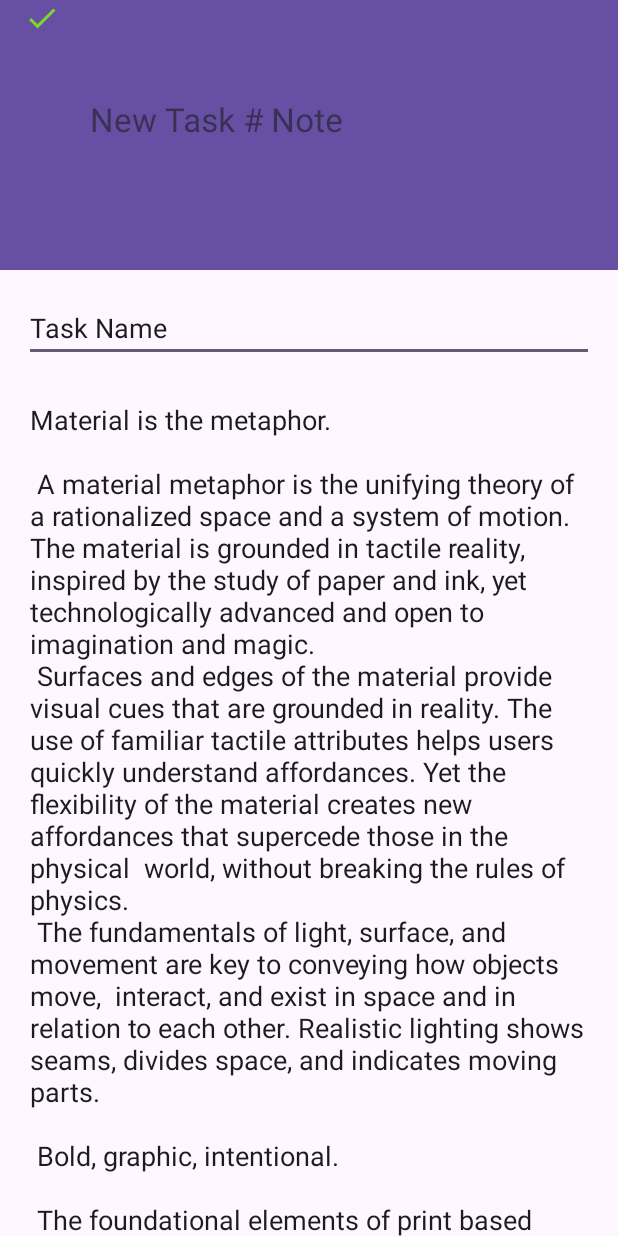
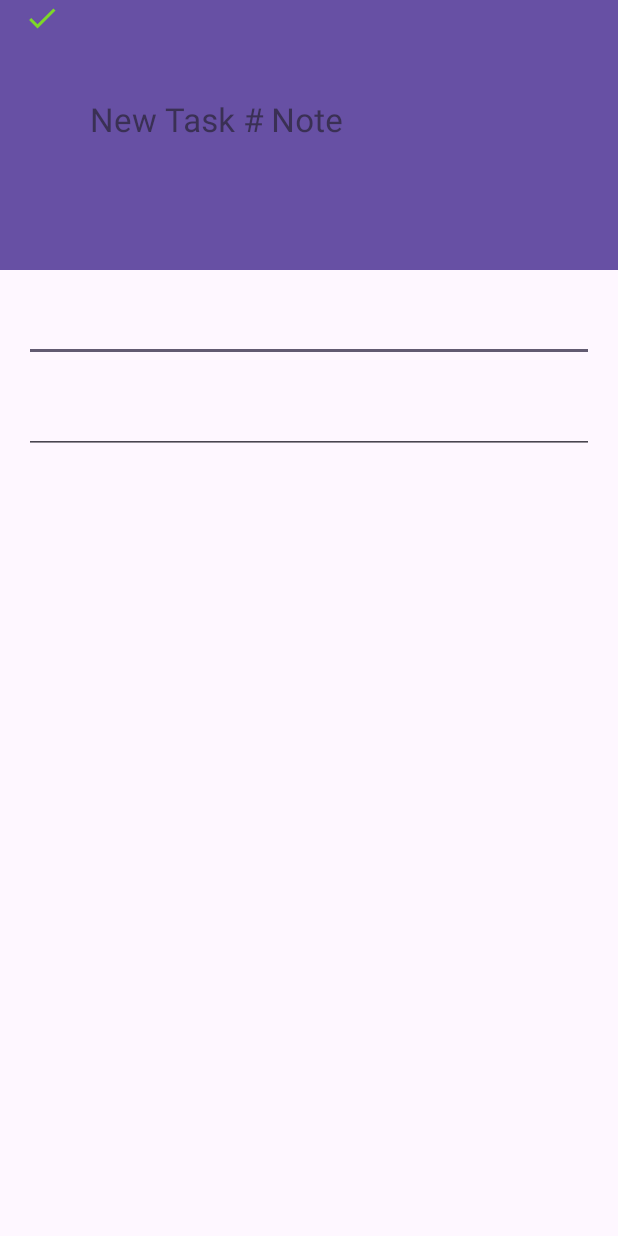
Before and after one commit to nasif-jaoadun/TaskNoteKotlin, an Android app: the EditorActivity screen opened directly, with no data from a screen before it, on a phone screen of 412 x 824 dp. Run offline under Robolectric (Android 15) with nearby library versions, the phone set to English and light mode, and no system bars.

Commit message:
Crete a new task note

```diff
--- a/app/src/main/java/com/jnasif/java/tasknote/viewmodel/EditorViewModel.java
+++ b/app/src/main/java/com/jnasif/java/tasknote/viewmodel/EditorViewModel.java
@@ -1,10 +1,12 @@
 package com.jnasif.java.tasknote.viewmodel;
 
 import android.app.Application;
+import android.text.TextUtils;
 
 import com.jnasif.java.tasknote.database.AppRepository;
 import com.jnasif.java.tasknote.database.TaskNoteEntity;
 
+import java.util.Date;
 import java.util.concurrent.Executor;
 import java.util.concurrent.Executors;
 
@@ -35,7 +37,10 @@ public class EditorViewModel extends AndroidViewModel {
     public void saveTaskNote(String taskText, String noteText) {
         TaskNoteEntity taskNote = mLiveTaskNote.getValue();
         if(taskNote == null){
-
+            if(TextUtils.isEmpty(taskText.trim()) || TextUtils.isEmpty(noteText.trim())){
+                return;
+            }
+            taskNote = new TaskNoteEntity(new Date(), taskText, noteText, false);
         }else {
             taskNote.setTaskNameText(taskText);
             taskNote.setTaskNote(noteText);
--- a/app/src/main/res/layout-w1240dp/content_scrolling.xml
+++ b/app/src/main/res/layout-w1240dp/content_scrolling.xml
@@ -14,7 +14,6 @@
         android:layout_height="wrap_content"
         android:layout_margin="@dimen/text_margin"
         android:inputType="textMultiLine|textCapSentences"
-        android:text="@string/task_name"
         app:layout_constraintLeft_toLeftOf="parent"
         app:layout_constraintRight_toRightOf="parent"
         app:layout_constraintTop_toTopOf="parent" />
@@ -29,13 +28,12 @@
 
         <EditText
             android:id="@+id/editTextTaskNoteDetails"
-            android:layout_width="wrap_content"
+            android:layout_width="match_parent"
             android:layout_height="match_parent"
             android:layout_marginEnd="200dp"
             android:layout_marginStart="200dp"
             android:layout_marginTop="48dp"
-            android:inputType="textMultiLine|textCapSentences"
-            android:text="@string/large_text" />
+            android:inputType="textMultiLine|textCapSentences" />
 
     </androidx.core.widget.NestedScrollView>
 </androidx.constraintlayout.widget.ConstraintLayout>
--- a/app/src/main/res/layout-w936dp/content_scrolling.xml
+++ b/app/src/main/res/layout-w936dp/content_scrolling.xml
@@ -14,7 +14,6 @@
         android:layout_height="wrap_content"
         android:layout_margin="@dimen/text_margin"
         android:inputType="textMultiLine|textCapSentences"
-        android:text="@string/task_name"
         app:layout_constraintLeft_toLeftOf="parent"
         app:layout_constraintRight_toRightOf="parent"
         app:layout_constraintTop_toTopOf="parent" />
@@ -29,11 +28,10 @@
 
         <EditText
             android:id="@+id/editTextTaskNoteDetails"
-            android:layout_width="wrap_content"
+            android:layout_width="match_parent"
             android:layout_height="match_parent"
             android:layout_marginTop="48dp"
-            android:inputType="textMultiLine|textCapSentences"
-            android:text="@string/large_text" />
+            android:inputType="textMultiLine|textCapSentences" />
 
     </androidx.core.widget.NestedScrollView>
 </androidx.constraintlayout.widget.ConstraintLayout>
--- a/app/src/main/res/layout/content_scrolling.xml
+++ b/app/src/main/res/layout/content_scrolling.xml
@@ -14,7 +14,6 @@
         android:layout_height="wrap_content"
         android:layout_margin="@dimen/text_margin"
         android:inputType="textMultiLine|textCapSentences"
-        android:text="@string/task_name"
         app:layout_constraintLeft_toLeftOf="parent"
         app:layout_constraintRight_toRightOf="parent"
         app:layout_constraintTop_toTopOf="parent"/>
@@ -29,11 +28,10 @@
 
         <EditText
             android:id="@+id/editTextTaskNoteDetails"
-            android:layout_width="wrap_content"
+            android:layout_width="match_parent"
             android:layout_height="match_parent"
             android:layout_margin="@dimen/text_margin"
-            android:inputType="textMultiLine|textCapSentences"
-            android:text="@string/large_text" />
+            android:inputType="textMultiLine|textCapSentences"/>
 
     </androidx.core.widget.NestedScrollView>
 </androidx.constraintlayout.widget.ConstraintLayout>
```
